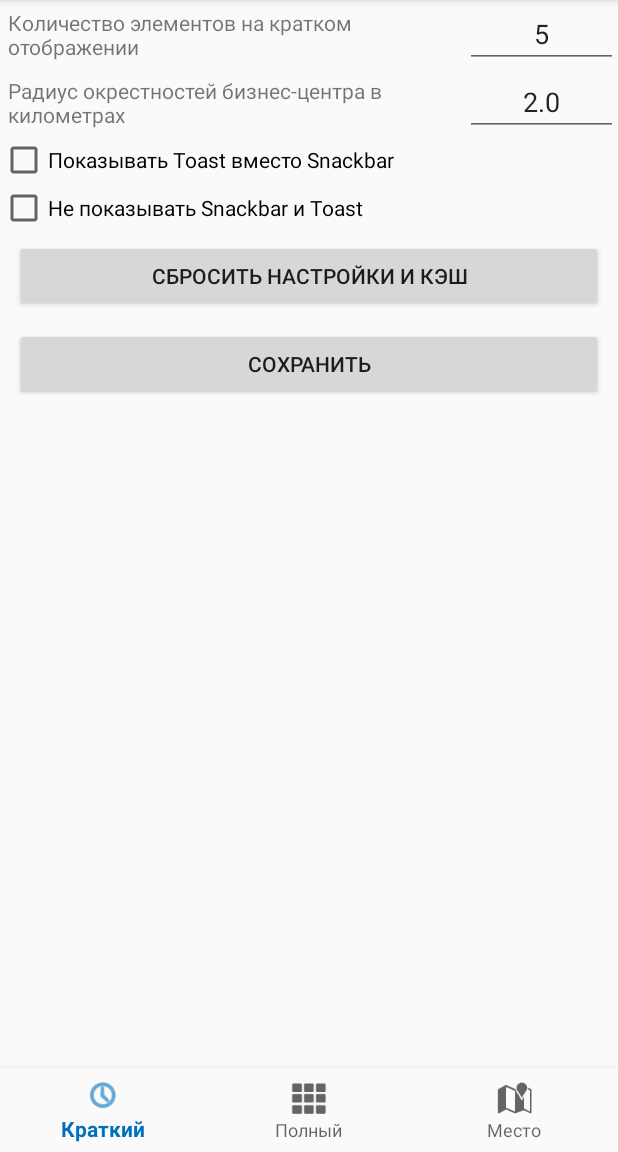
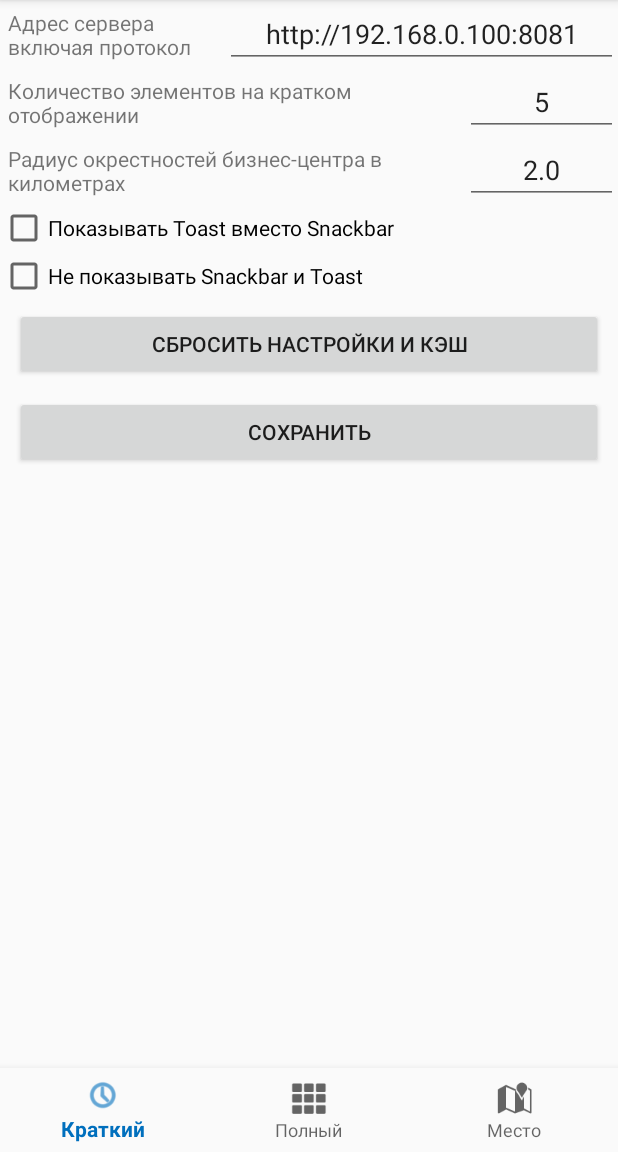
Before and after one commit to Donutellko/TechnopolisShuttle, an Android app: the screen it shows after launch (MainActivity), in the options menu, after a tap on "Настройки", on a phone screen of 412 x 824 dp, the part 84-1236 px from its top. Run offline under Robolectric (Android 15) with nearby library versions, the phone set to English and light mode, and no system bars.

Commit message:
Изменение адреса сервера в настройках

```diff
--- a/app/src/main/java/com/donutellko/technopolisshuttle/DataLoader.java
+++ b/app/src/main/java/com/donutellko/technopolisshuttle/DataLoader.java
@@ -132,7 +132,7 @@ public class DataLoader {
 	public String getJsonOnline() {
 		Log.i("getJsonOnline()", "trying to load online");
 		String s = null;
-		AsyncTask<String, Void, String> lol = new JsonGetter().execute("http://192.168.0.100:8081/schedule");
+		AsyncTask<String, Void, String> lol = new JsonGetter().execute(SettingsSingleton.singleton.serverIp + "/schedule");
 		try {
 			s = lol.get();
 			if (s == null) throw new Exception();
@@ -211,7 +211,8 @@ public class DataLoader {
 				distanceToShowFrom_s = "distanceToShowFrom",
 				jsonCached_s = "jsonCached",
 				showToast_s = "showToast" ,
-				noSnackbar_s = "noSnackbar";
+				noSnackbar_s = "noSnackbar",
+				serverIp_s = "serverIp";
 
 		// fields with !!!!default!!! values
 		public int countToShowOnShort = 5;
@@ -222,6 +223,7 @@ public class DataLoader {
 		public String jsonCached = null;
 		public boolean showToast = false;
 		public boolean noSnackbar = false;
+		public String serverIp = "http://192.168.0.100:8081";
 
 
 		public boolean loadPreferences(Context context) {
@@ -235,6 +237,7 @@ public class DataLoader {
 			jsonCached = sp.getString(jsonCached_s, jsonCached);
 			showToast = sp.getBoolean(showToast_s, showToast);
 			noSnackbar = sp.getBoolean(noSnackbar_s, noSnackbar);
+			serverIp = sp.getString(serverIp_s, serverIp);
 
 			return true;
 		}
@@ -249,6 +252,7 @@ public class DataLoader {
 				sp.putString(jsonCached_s, jsonCached);
 			sp.putBoolean(showToast_s, showToast);
 			sp.putBoolean(noSnackbar_s, noSnackbar);
+			sp.putString(serverIp_s, serverIp);
 
 			sp.apply();
 			Log.i("savePreferences()", "saved " + currentState.name() + ":" + currentState.ordinal());
@@ -343,8 +347,6 @@ class JsonGetter extends AsyncTask<String, Void, String> {
 		return result;
 	}
 
-	public String SERVER_IP = "217.66.158.150:81";
-
 	public String getJson() {
 		HashMap<String, String> postDataParams = new HashMap<String, String>();
 		postDataParams.put("lol", "/schedule");
@@ -354,7 +356,7 @@ class JsonGetter extends AsyncTask<String, Void, String> {
 		URL url;
 		String response = "";
 		try {
-			url = new URL("http://" + SERVER_IP + "/schedule");
+			url = new URL(DataLoader.SettingsSingleton.singleton.serverIp + "/schedule");
 
 			HttpURLConnection conn = (HttpURLConnection) url.openConnection();
 			conn.setReadTimeout(15000);
--- a/app/src/main/java/com/donutellko/technopolisshuttle/SettingsView.java
+++ b/app/src/main/java/com/donutellko/technopolisshuttle/SettingsView.java
@@ -15,7 +15,7 @@ import android.util.Log;
 public class SettingsView extends SView {
 	int LAYOUT_RESOURCE = R.layout.settings_layout;
 	DataLoader.SettingsSingleton settingsSingleton;
-	EditText countOnShort, technoRadius;
+	EditText countOnShort, technoRadius, serverIp;
 	Button resetButton, saveButton;
 	CheckBox noSnackbar, useToast;
 
@@ -29,6 +29,11 @@ public class SettingsView extends SView {
 	@Override
 	public void prepareView() {
 		view = View.inflate(context, LAYOUT_RESOURCE, null);
+
+		serverIp = view.findViewById(R.id.server_ip);
+		serverIp.setText(settingsSingleton.serverIp + "");
+		serverIp.setOnKeyListener(serverIpListener);
+
 		countOnShort = view.findViewById(R.id.count_to_show_on_short);
 		countOnShort.setText(settingsSingleton.countToShowOnShort + "");
 		countOnShort.setOnKeyListener(countOnShortListener);
@@ -75,6 +80,21 @@ public class SettingsView extends SView {
 		}
 	};
 
+	private EditText.OnKeyListener serverIpListener
+			= new EditText.OnKeyListener() {
+		@Override
+		public boolean onKey(View view, int keyCode, KeyEvent keyEvent) {
+			if (keyEvent.getAction() == KeyEvent.ACTION_DOWN &&
+					(keyCode == KeyEvent.KEYCODE_ENTER)) {
+				settingsSingleton.serverIp = serverIp.getText().toString();
+				Log.i("editor", "lol " + serverIp);
+				MainActivity.viewNotifier("Сохранено!");
+				return true;
+			}
+			return false;
+		}
+	};
+
 	private EditText.OnKeyListener technoRadiusListener
 			= new EditText.OnKeyListener() {
 		@Override
@@ -95,6 +115,7 @@ public class SettingsView extends SView {
 		@Override
 		public void onClick(View view) {
 			settingsSingleton.reset();
+			prepareView();
 		}
 	};
 
@@ -106,6 +127,7 @@ public class SettingsView extends SView {
 			else {
 				settingsSingleton.distanceToShowFrom = Float.parseFloat(technoRadius.getText() + "");
 				settingsSingleton.countToShowOnShort = Integer.parseInt(countOnShort.getText() + "");
+				settingsSingleton.serverIp = serverIp.getText().toString();
 
 				settingsSingleton.noSnackbar = noSnackbar.isChecked();
 				settingsSingleton.showToast = useToast.isChecked();
--- a/app/src/main/res/layout/settings_layout.xml
+++ b/app/src/main/res/layout/settings_layout.xml
@@ -3,6 +3,30 @@
               android:orientation="vertical"
               android:layout_width="match_parent"
               android:layout_height="match_parent">
+
+    <LinearLayout
+        android:layout_width="match_parent"
+        android:layout_height="wrap_content"
+        android:orientation="horizontal">
+
+        <TextView
+            android:layout_width="150dp"
+            android:layout_height="match_parent"
+            android:padding="5dp"
+            android:paddingLeft="10dp"
+            android:text="Адрес сервера включая протокол"/>
+
+        <EditText
+            android:id="@+id/server_ip"
+            android:layout_width="wrap_content"
+            android:layout_height="wrap_content"
+            android:ems="10"
+            android:inputType="number"
+            android:text="http://192.168.0.100:8081"
+            android:textAlignment="center"
+            android:layout_weight="4.02"/>
+
+    </LinearLayout>
 
     <LinearLayout
         android:layout_width="match_parent"
```
